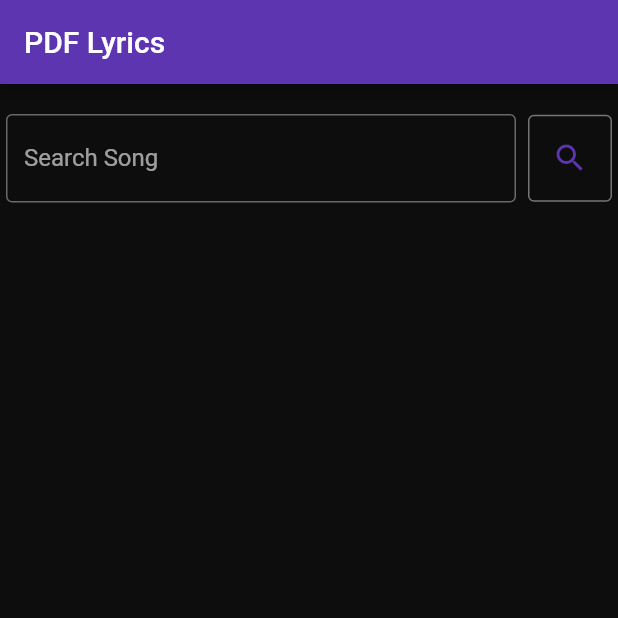
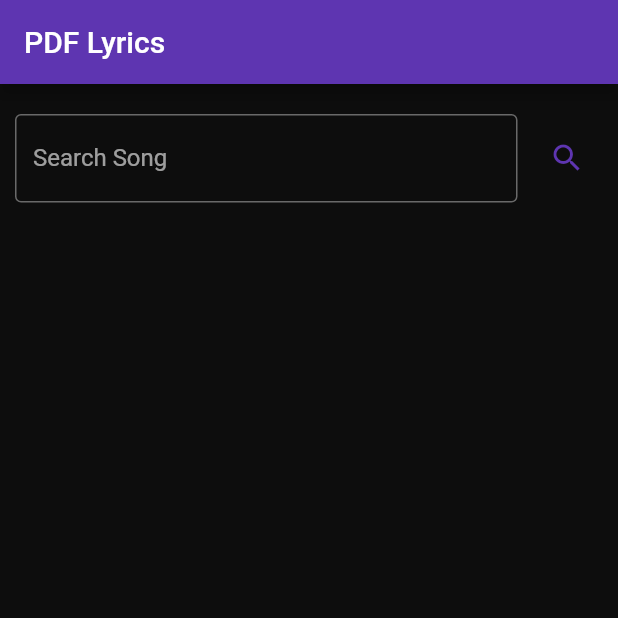
Before and after one commit to fadiinho/pdf-lyrics-flutter, a Flutter app: the screen it shows after launch, on a phone screen of 412 x 824 dp, the top half of it. Run offline on Flutter 3.47's test engine with Material 2 defaults, Android fonts, the phone set to English and light mode, and no system bars.

Commit message:
style: fix code style

```diff
--- a/lib/screens/home.dart
+++ b/lib/screens/home.dart
@@ -56,15 +56,15 @@ class _HomePageState extends State<HomePage> {
         appBar: AppBar(
           title: Text(widget.title),
         ),
-        body: ListView(children: [
+        body: ListView(
+            padding: const EdgeInsets.symmetric(vertical: 20, horizontal: 10),
+            children: [
               Center(
                 child: Row(
-              mainAxisAlignment: MainAxisAlignment.spaceAround,
+                  mainAxisAlignment: MainAxisAlignment.center,
                   children: <Widget>[
-                Padding(
-                  padding:
-                      const EdgeInsets.symmetric(vertical: 20, horizontal: 0),
-                  child: Container(
+                    Container(
+                      padding: const EdgeInsets.only(right: 5),
                       constraints: const BoxConstraints(maxWidth: 340),
                       child: TextField(
                         decoration: const InputDecoration(
@@ -79,23 +79,20 @@ class _HomePageState extends State<HomePage> {
                         },
                       ),
                     ),
-                ),
                     OutlinedButton(
                       onPressed: () {
                         searchSong();
                       },
                       style: OutlinedButton.styleFrom(
                           minimumSize: const Size(0, 58),
-                    side: BorderSide(
-                      color: Colors.grey[600]!
-                    )
-                  ),
+                          side: BorderSide.none),
                       child: const Icon(Icons.search),
                     )
                   ],
                 ), // Row
               ), // Center
               Container(
+                  margin: const EdgeInsets.symmetric(vertical: 20),
                   alignment: Alignment.topCenter,
                   padding: const EdgeInsets.symmetric(horizontal: 10),
                   child: () {
```
Lines whose indentation alone changed are shown as unchanged.
